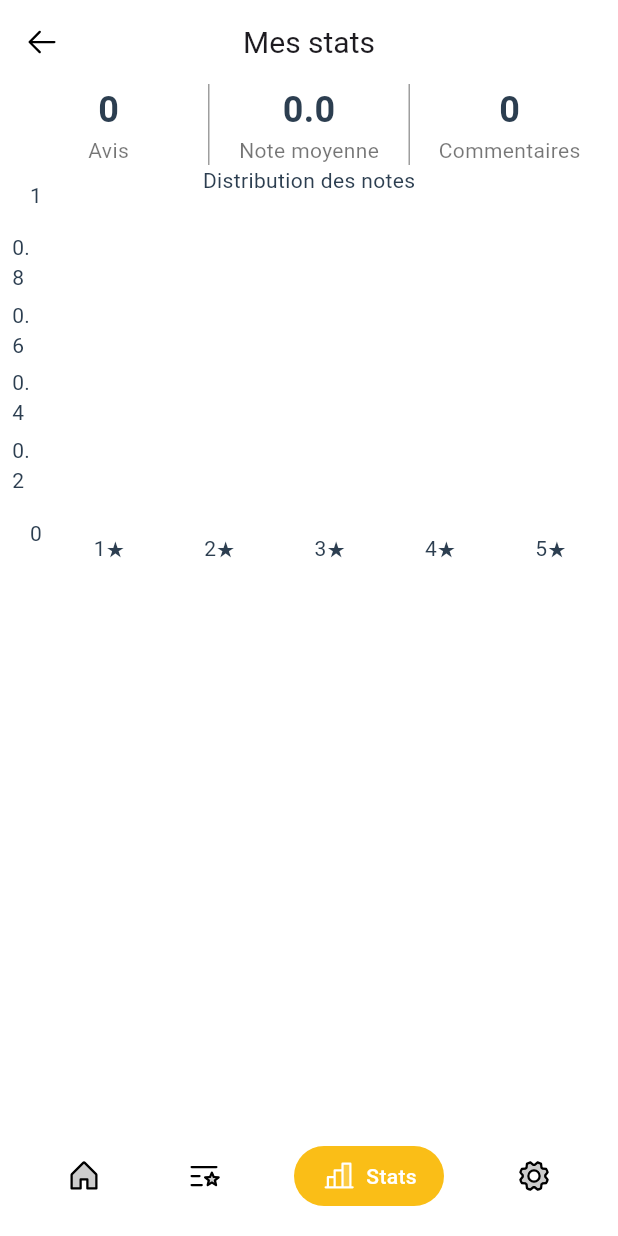
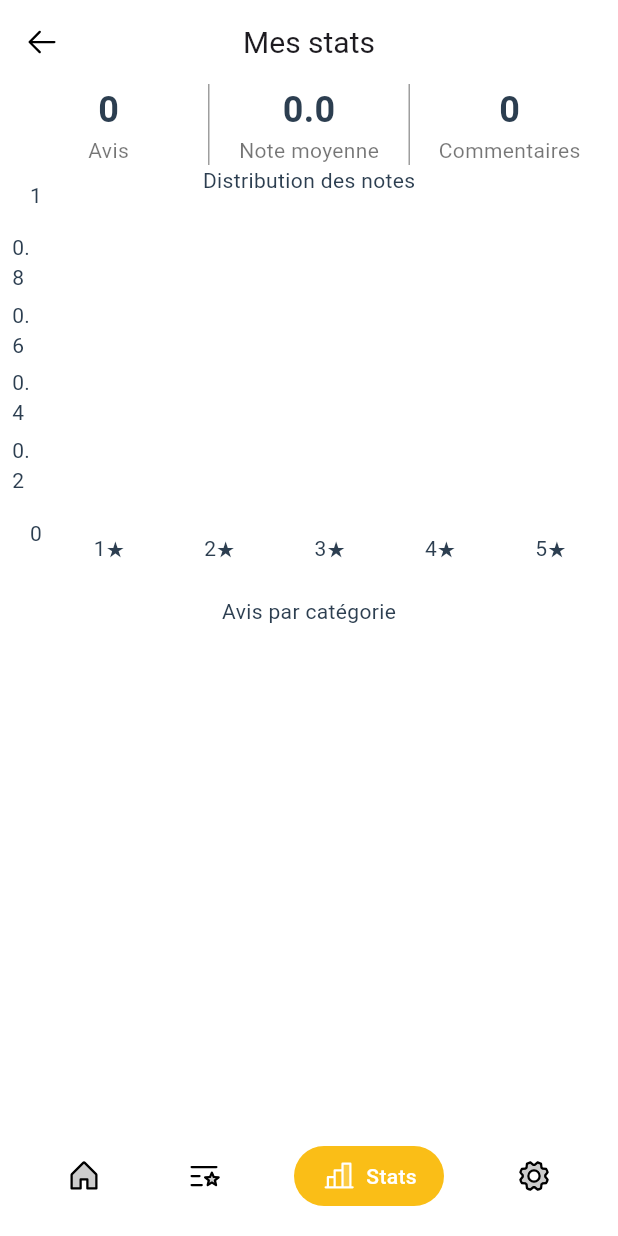
Before and after one commit to Alwil17/rate-master, a Flutter app: the MyStatsScreen screen opened by its route, on a phone screen of 412 x 824 dp. Run offline on Flutter 3.47's test engine with Material 3 defaults, Android fonts, the phone set to English and light mode, and no system bars; drawn by our look-alikes of fl_chart; our stand-ins replace flutter_easyloading, go_router, phosphor_flutter, shared_preferences; accounts and stored records are empty; generated files the repository leaves out were written again.

Commit message:
Created category_pie_chart

```diff
--- a/lib/screens/stats/my_stats_screen.dart
+++ b/lib/screens/stats/my_stats_screen.dart
@@ -62,10 +62,10 @@ class _MyStatsScreenState extends State<MyStatsScreen> {
 
           RatingHistogram(ratings: Provider.of<RatingProvider>(context).userReviews),
 
-          /*const SizedBox(height: 20),
+          const SizedBox(height: 20),
           // 2. Répartition catégories
           Text("Avis par catégorie"),
-          CategoryPieChart(data: stats.byCategory),
+          /*CategoryPieChart(data: stats.byCategory),
 
           const SizedBox(height: 20),
           // 3. Évolution
```
Also changed, not shown: lib/screens/stats/widgets/category_pie_chart.dart (added).
